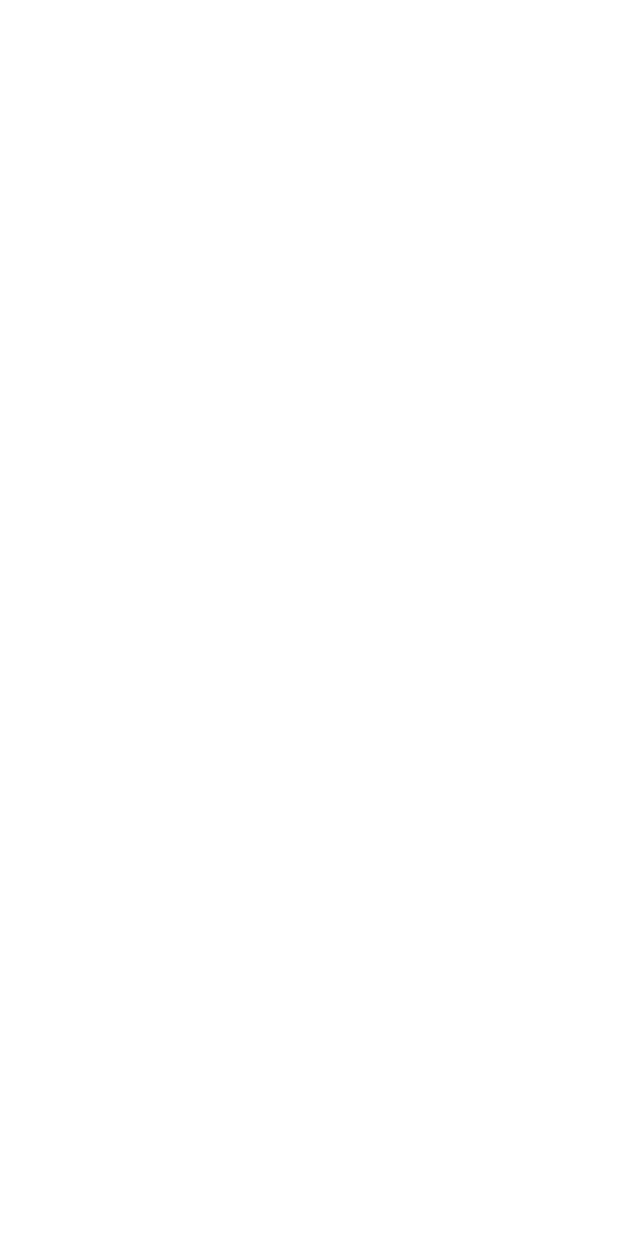
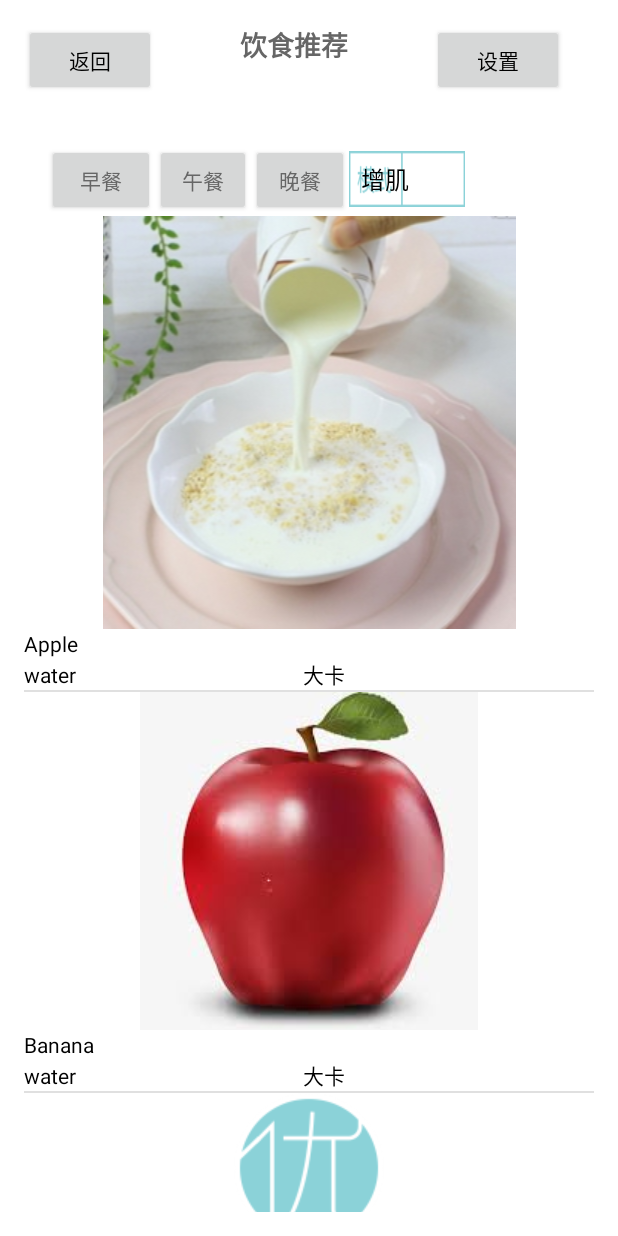
Before and after one commit to AmosEast/Youshi, an Android app: the screen it shows after launch (ZhuyeActivity before the commit, TuijianActivity after it), on a phone screen of 412 x 824 dp. Before the commit the screen is empty. Run offline under Robolectric (Android 15) with nearby library versions, the phone set to English and light mode, and no system bars.

Commit message:
饮食推荐

```diff
--- a/app/build.gradle
+++ b/app/build.gradle
@@ -3,6 +3,10 @@ apply plugin: 'com.android.application'
 android {
     compileSdkVersion 25
     buildToolsVersion "25.0.2"
+
+    aaptOptions.cruncherEnabled = false
+    aaptOptions.useNewCruncher = false
+
     defaultConfig {
         applicationId "com.example.amos.youshi"
         minSdkVersion 15
--- a/app/src/main/java/com/example/amos/youshi/MainActivity.java
+++ b/app/src/main/java/com/example/amos/youshi/MainActivity.java
@@ -26,11 +26,12 @@ public class MainActivity extends BaseActivity {
                 //通过sharedPreferences判断是否登录
                 Intent intent = new Intent();
                 if(is_logined) {
-                    intent.setClass(MainActivity.this, ZhuyeActivity.class);
+//                    intent.setClass(MainActivity.this, ZhuyeActivity.class);
 //                    intent.setClass(MainActivity.this, XuancanActivity.class);
 //                    intent.setClass(MainActivity.this, ZhuceActivity.class);
 //                    intent.setClass(MainActivity.this, GerenActivity.class);
 //                    intent.setClass(MainActivity.this, DengluActivity.class);
+                    intent.setClass(MainActivity.this, TuijianActivity.class);
                 } else {
                     intent.setClass(MainActivity.this, DengluActivity.class);
                 }
--- /dev/null
+++ b/app/src/main/java/com/example/amos/youshi/Shiwu.java
@@ -0,0 +1,26 @@
+package com.example.amos.youshi;
+
+/**
+ * Created by amos on 17-4-11.
+ */
+
+public class Shiwu {
+    private String name;
+    private int imageId;
+    private  String yingyang;
+    public Shiwu(String name, int imageId, String yingyang){
+        this.name=name;
+        this.imageId=imageId;
+        this.yingyang=yingyang;
+    }
+    public String getName(){
+        return name;
+    }
+    public int getImageId(){
+        return imageId;
+    }
+    public  String getYingyang(){
+        return yingyang;
+    }
+
+}
--- /dev/null
+++ b/app/src/main/java/com/example/amos/youshi/ShiwuAdapter.java
@@ -0,0 +1,41 @@
+package com.example.amos.youshi;
+
+/**
+ * Created by amos on 17-4-11.
+ */
+
+import android.content.Context;
+import android.view.LayoutInflater;
+import android.view.View;
+import android.view.ViewGroup;
+import android.widget.ArrayAdapter;
+import android.widget.ImageView;
+import android.widget.TextView;
+
+import java.util.List;
+
+/**
+ * Created by DELL on 2017/4/10.
+ */
+
+public class ShiwuAdapter extends ArrayAdapter<Shiwu>{
+    private int resourceId;
+    public ShiwuAdapter(Context context, int textViewResourceId, List<Shiwu>objects){
+        super(context, textViewResourceId, objects);
+        resourceId=textViewResourceId;
+    }
+    @Override
+    public View getView(int position, View converView, ViewGroup parent){
+        Shiwu shiwu = getItem(position);
+        View view= LayoutInflater.from(getContext()).inflate(resourceId, parent,false);
+        TextView shiwuName=(TextView)view.findViewById(R.id.name);
+        ImageView shiwuImage=(ImageView)view.findViewById(R.id.imageView);
+        TextView shiwuyingyang=(TextView)view.findViewById(R.id.yingyang);
+        shiwuImage.setImageResource(shiwu.getImageId());
+        shiwuName.setText(shiwu.getName());
+        shiwuyingyang.setText(shiwu.getYingyang());
+        return view;
+    }
+
+
+}
--- a/app/src/main/java/com/example/amos/youshi/TuijianActivity.java
+++ b/app/src/main/java/com/example/amos/youshi/TuijianActivity.java
@@ -2,16 +2,80 @@ package com.example.amos.youshi;
 
 import android.support.v7.app.AppCompatActivity;
 import android.os.Bundle;
+import android.support.v7.app.ActionBar;
+
+import android.view.View;
+import android.widget.ArrayAdapter;
+import android.widget.Button;
+import android.widget.ListView;
+
+import java.util.ArrayList;
+import java.util.List;
 
 /**
  * 此界面为饮食推荐界面
  */
 
-public class TuijianActivity extends AppCompatActivity {
+public class TuijianActivity extends BaseActivity {
 
+    private List<Shiwu> shiwuList=new ArrayList<>();
+
+    private String[] data = {"apple", "banana", "orange"};
     @Override
     protected void onCreate(Bundle savedInstanceState) {
         super.onCreate(savedInstanceState);
         setContentView(R.layout.activity_tuijian);
+
+        initShiwus();
+        ShiwuAdapter adapter=new ShiwuAdapter(TuijianActivity.this,R.layout.shiwu,shiwuList);
+
+        ActionBar actionbar = getSupportActionBar();
+        if (actionbar != null) {
+            actionbar.hide();
+        }
+        ArrayAdapter<String> adapter1 = new ArrayAdapter<String>(
+                TuijianActivity.this, android.R.layout.simple_list_item_1, data);
+        ListView listView = (ListView) findViewById(R.id.shiwu);
+        listView.setAdapter(adapter);
+
+
+
+
+
+
+        Button button = (Button) findViewById(R.id.button);
+        button.setOnClickListener(new View.OnClickListener() {
+            @Override
+            public void onClick(View v) {
+                //Intent是一种运行时绑定（run-time binding）机制，它能在程序运行过程中连接两个不同的组件。
+
+                //page1为先前已添加的类，并已在AndroidManifest.xml内添加活动事件(<activity android:name="page1"></activity>),在存放资源代码的文件夹下下，
+                //Intent i = new Intent(tuijian.this , set.class);
+                // startActivity(i);
+            }
+        });
+        Button set = (Button) findViewById(R.id.set);
+        button.setOnClickListener(new View.OnClickListener() {
+            @Override
+            public void onClick(View v) {
+                //Intent是一种运行时绑定（run-time binding）机制，它能在程序运行过程中连接两个不同的组件。
+
+                //page1为先前已添加的类，并已在AndroidManifest.xml内添加活动事件(<activity android:name="page1"></activity>),在存放资源代码的文件夹下下，
+                //Intent i = new Intent(tuijian.this , set.class);
+                // startActivity(i);
+
+            }
+        });
     }
+    private void initShiwus(){
+        for(int i=0;i<3;i++){
+            Shiwu apple=new Shiwu("Apple", R.drawable.apple,"water");
+            shiwuList.add(apple);
+            Shiwu banana=new Shiwu("Banana",R.drawable.apple_pic,"water");
+            shiwuList.add(banana);
+            Shiwu orange=new Shiwu("Orange",R.drawable.logo,"water");
+            shiwuList.add(orange);
+        }
+    }
+
 }
--- a/app/src/main/res/layout/activity_tuijian.xml
+++ b/app/src/main/res/layout/activity_tuijian.xml
@@ -1,13 +1,77 @@
 <?xml version="1.0" encoding="utf-8"?>
-<RelativeLayout xmlns:android="http://schemas.android.com/apk/res/android"
-    xmlns:tools="http://schemas.android.com/tools"
-    android:id="@+id/activity_tuijian"
+<LinearLayout xmlns:android="http://schemas.android.com/apk/res/android"
+xmlns:app="http://schemas.android.com/apk/res-auto"
+xmlns:tools="http://schemas.android.com/tools"
+android:id="@+id/activity_tuijian"
+android:layout_width="match_parent"
+android:layout_height="wrap_content"
+android:layout_centerVertical="true"
+android:paddingBottom="@dimen/activity_vertical_margin"
+android:paddingLeft="@dimen/activity_horizontal_margin"
+android:paddingRight="@dimen/activity_horizontal_margin"
+android:paddingTop="@dimen/activity_vertical_margin"
+tools:context="com.example.amos.youshi.TuijianActivity"
+android:weightSum="1"
+android:orientation="vertical">
+
+<include layout="@layout/title"
+    android:layout_height="wrap_content"
+    android:layout_width="wrap_content"
+    android:visibility="visible" />
+
+
+<LinearLayout
+    android:orientation="horizontal"
+    android:layout_width="wrap_content"
+    android:layout_height="wrap_content"
+    android:layout_below="@+id/linearLayout"
+    android:layout_alignParentLeft="true"
+    android:layout_alignParentStart="true"
+    android:layout_marginLeft="15dp"
+    android:layout_marginStart="15dp"
+    android:layout_marginTop="32dp"
+    android:weightSum="1"
+    android:layout_alignParentRight="true"
+    android:layout_alignParentEnd="true">
+
+    <Button
+        android:text="早餐"
+        android:layout_width="72dp"
+        android:layout_height="wrap_content"
+        android:textSize="14sp"
+        android:textColor="#666666"
+        android:id="@+id/zaocan" />
+
+    <Button
+        android:text="午餐"
+        android:layout_width="64dp"
+        android:layout_height="wrap_content"
+        android:textSize="14sp"
+        android:textColor="#666666"
+        android:id="@+id/wucan" />
+
+    <Button
+        android:text="晚餐"
+        android:layout_width="65dp"
+        android:layout_height="wrap_content"
+        android:textSize="14sp"
+        android:textColor="#666666"
+        android:id="@+id/wancan" />
+
+    <Spinner
+        android:layout_width="77dp"
+        android:layout_height="37dp"
+        android:id="@+id/spinner"
+        android:entries="@array/changes"
+        android:popupBackground="@android:color/background_light"
+        android:background="@drawable/moshi" />
+
+</LinearLayout>
+
+<ListView
     android:layout_width="match_parent"
     android:layout_height="match_parent"
-    android:paddingBottom="@dimen/activity_vertical_margin"
-    android:paddingLeft="@dimen/activity_horizontal_margin"
-    android:paddingRight="@dimen/activity_horizontal_margin"
-    android:paddingTop="@dimen/activity_vertical_margin"
-    tools:context="com.example.amos.youshi.TuijianActivity">
+    android:id="@+id/shiwu" />
 
-</RelativeLayout>
+
+</LinearLayout>
--- /dev/null
+++ b/app/src/main/res/layout/shiwu.xml
@@ -0,0 +1,40 @@
+<?xml version="1.0" encoding="utf-8"?>
+<LinearLayout
+xmlns:android="http://schemas.android.com/apk/res/android"
+xmlns:app="http://schemas.android.com/apk/res-auto"
+android:orientation="vertical"
+android:layout_width="match_parent"
+android:layout_height="match_parent"
+android:id="@+id/shiwu">
+
+<ImageView
+    android:layout_width="match_parent"
+    android:layout_height="wrap_content"
+    app:srcCompat="@android:drawable/alert_dark_frame"
+    android:id="@+id/imageView" />
+
+<TextView
+    android:text="食物名称"
+    android:layout_width="match_parent"
+    android:layout_height="wrap_content"
+    android:id="@+id/name" />
+    <LinearLayout
+        android:layout_width="match_parent"
+        android:layout_height="wrap_content">
+
+        <TextView
+            android:text="营养物质"
+            android:layout_width="186dp"
+            android:layout_height="wrap_content"
+            android:id="@+id/yingyang" />
+
+        <TextView
+            android:text="大卡"
+            android:layout_width="wrap_content"
+            android:layout_height="wrap_content"
+            android:id="@+id/textView2"
+            android:layout_weight="1" />
+    </LinearLayout>
+
+
+</LinearLayout>
--- /dev/null
+++ b/app/src/main/res/layout/title.xml
@@ -0,0 +1,34 @@
+<?xml version="1.0" encoding="utf-8"?>
+<LinearLayout xmlns:android="http://schemas.android.com/apk/res/android"
+    android:orientation="horizontal"
+    android:layout_width="match_parent"
+    android:layout_height="match_parent"
+    android:baselineAligned="false"
+    android:weightSum="1">
+
+    <Button
+        android:text="返回"
+        android:layout_width="wrap_content"
+        android:layout_height="wrap_content"
+        android:layout_gravity="top"
+        android:id="@+id/button" />
+
+    <TextView
+        android:text="饮食推荐"
+        android:layout_width="184dp"
+        android:layout_gravity="top"
+        android:layout_height="46dp"
+        android:textSize="18sp"
+        android:textColor="#666666"
+        android:id="@+id/tuijian"
+        android:textStyle="normal|bold"
+        android:textAlignment="center" />
+
+    <Button
+        android:text="设置"
+        android:layout_width="wrap_content"
+        android:layout_height="wrap_content"
+        android:id="@+id/set"
+        android:layout_weight="1" />
+
+</LinearLayout>
--- /dev/null
+++ b/app/src/main/res/values/arrays.xml
@@ -0,0 +1,8 @@
+<?xml version="1.0" encoding="utf-8"?>
+<resources>
+    <string-array name="changes">
+        <item>增肌</item>
+        <item>减脂 </item>
+        <item>正常</item>
+    </string-array>
+</resources>
```
Also changed, not shown: app/src/main/res/drawable/apple.png (added), app/src/main/res/drawable/banana_pic.png (added), app/src/main/res/drawable/caozuolan.png (added), app/src/main/res/drawable/caozuolanbeijing.png (added), app/src/main/res/drawable/f7b3596f7eba49fa2654fdd300d3dd2f.jpg (added), app/src/main/res/drawable/huadongtiao.png (added), app/src/main/res/drawable/moshi.png (added), app/src/main/res/drawable/orange_pic.png (added), app/src/main/res/drawable/set.png (added), app/src/main/res/drawable/shiwumokuai.png (added).
